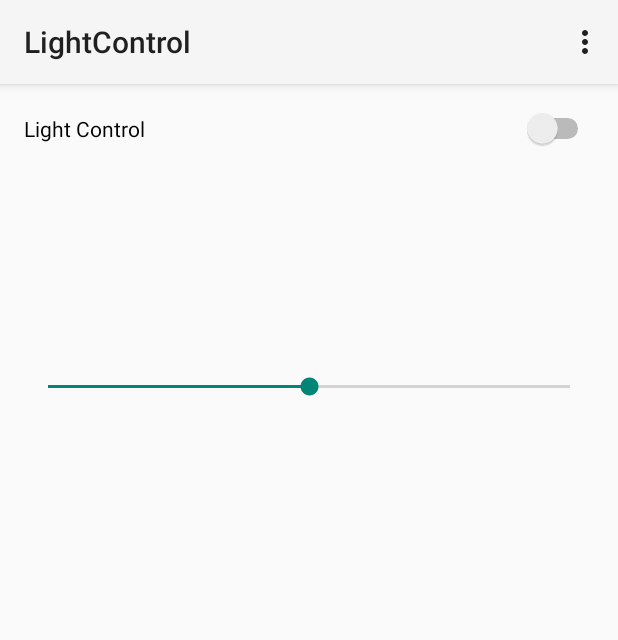
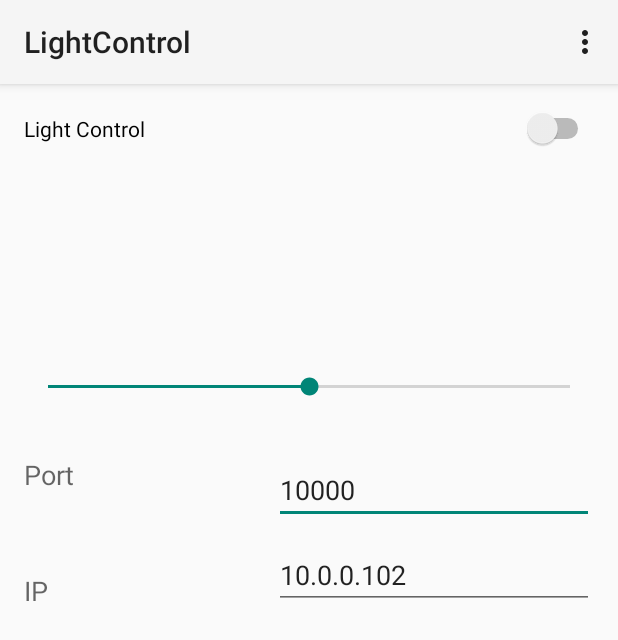
Before and after one commit to corehacker/ch-lightcontrol, an Android app: the screen it shows after launch (MainActivity), on a phone screen of 412 x 824 dp. Shown: the top 640 px of the screen. Run offline under Robolectric (Android 15) with nearby library versions, the phone set to English and light mode, and no system bars.

Commit message:
Added ip and port configuration from the app.

```diff
--- a/android-application/LightControl/app/src/main/res/layout/activity_main.xml
+++ b/android-application/LightControl/app/src/main/res/layout/activity_main.xml
@@ -23,4 +23,43 @@
         android:layout_alignParentStart="true"
         android:layout_marginTop="149dp"
         android:layout_alignEnd="@+id/lightcontrolswitch1" />
+
+    <EditText
+        android:layout_width="wrap_content"
+        android:layout_height="wrap_content"
+        android:inputType="number"
+        android:ems="10"
+        android:id="@+id/editTextPort"
+        android:layout_below="@+id/seekBar"
+        android:layout_marginTop="37dp"
+        android:layout_alignEnd="@+id/seekBar"
+        android:text="10000" />
+
+    <TextView
+        android:layout_width="wrap_content"
+        android:layout_height="wrap_content"
+        android:textAppearance="?android:attr/textAppearanceMedium"
+        android:text="Port"
+        android:id="@+id/textViewPort"
+        android:layout_alignTop="@+id/editTextPort"
+        android:layout_alignParentStart="true" />
+
+    <TextView
+        android:layout_width="wrap_content"
+        android:layout_height="wrap_content"
+        android:textAppearance="?android:attr/textAppearanceMedium"
+        android:text="IP"
+        android:id="@+id/textViewIp"
+        android:layout_below="@+id/editTextPort"
+        android:layout_alignParentStart="true"
+        android:layout_marginTop="32dp" />
+
+    <EditText
+        android:layout_width="wrap_content"
+        android:layout_height="wrap_content"
+        android:id="@+id/editTextIp"
+        android:layout_alignBottom="@+id/textViewIp"
+        android:layout_alignStart="@+id/editTextPort"
+        android:layout_alignParentEnd="true"
+        android:text="10.0.0.102" />
 </RelativeLayout>
```
Also changed, not shown: android-application/LightControl/app/src/main/java/com/bangaloretalkies/lightcontrol/MainActivity.java (+34 -3 lines).
